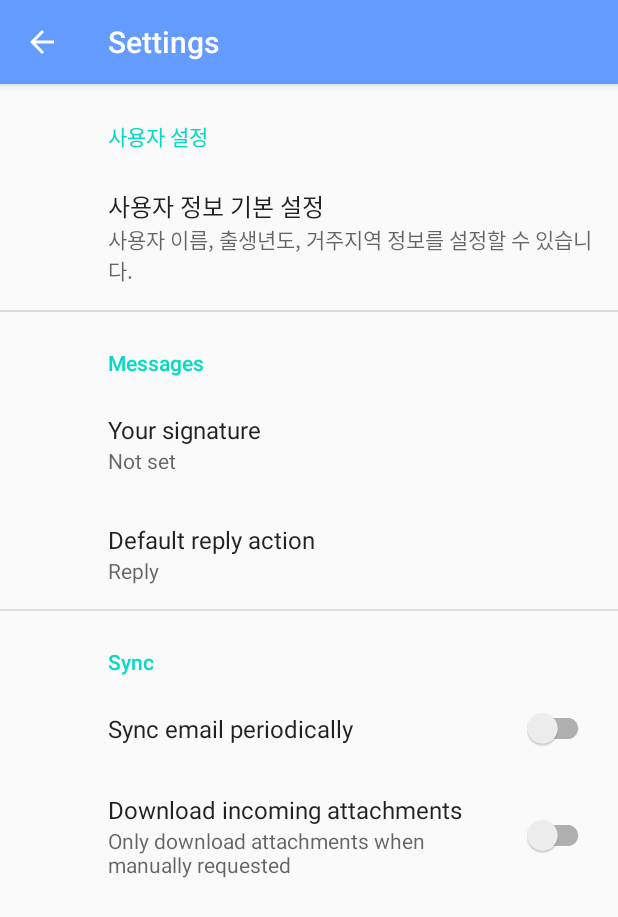
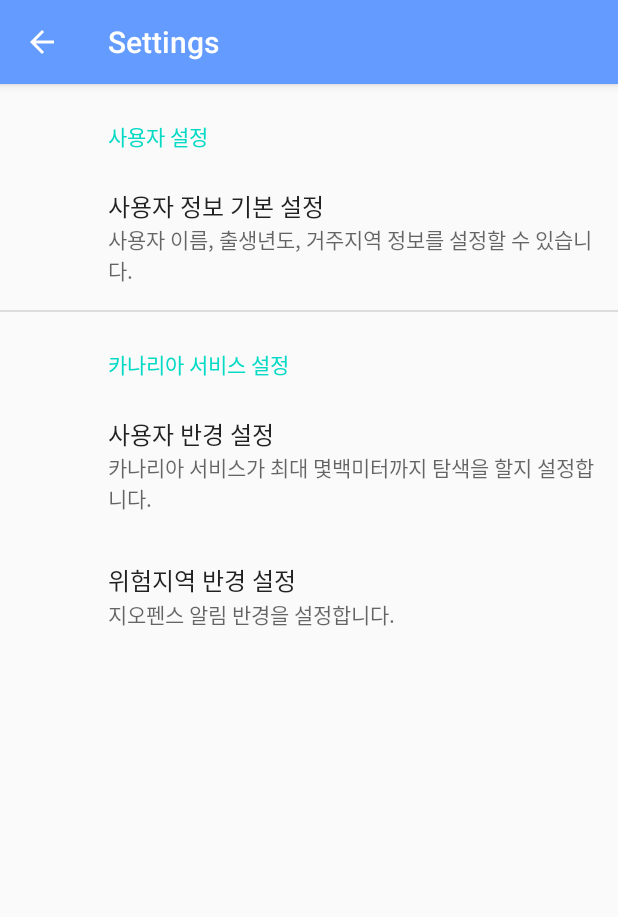
Before and after one commit to Cyaegha96/AndroidCapstone20, an Android app: the SettingsActivity screen opened directly, with no data from a screen before it, on a phone screen of 412 x 824 dp. Shown: the top 917 px of the screen. Run offline under Robolectric (Android 15) with nearby library versions, the phone set to English and light mode, and no system bars; our stand-ins replace androidx.preference.

```diff
--- a/app/src/main/java/com/example/moccaCanary/menu/map/MapFragment.java
+++ b/app/src/main/java/com/example/moccaCanary/menu/map/MapFragment.java
@@ -434,7 +434,7 @@ public class MapFragment extends Fragment
     @Override
     public void onLocationChanged(Location location) {
 
-        if(myLocation.distanceTo(location) >= 500){
+        if(myLocation.distanceTo(location) >= 300){
             if(mGoogleMap != null){ //prevent crashing if the map doesn't exist yet (eg. on starting activity)
                 Log.d(TAG,"사용자가 초기 위치보다 500m 멀어지면 갱신 갱신");
                 myLocation = location;
--- a/app/src/main/java/com/example/moccaCanary/menu/settings/SettingsActivity.java
+++ b/app/src/main/java/com/example/moccaCanary/menu/settings/SettingsActivity.java
@@ -5,6 +5,7 @@ import android.os.Bundle;
 
 import androidx.appcompat.app.ActionBar;
 import androidx.appcompat.app.AppCompatActivity;
+import androidx.preference.ListPreference;
 import androidx.preference.Preference;
 import androidx.preference.PreferenceFragmentCompat;
 
@@ -13,15 +14,21 @@ import com.example.moccaCanary.user.UserActivity;
 
 public class SettingsActivity extends AppCompatActivity {
 
+    @Override
+    public void onBackPressed() {
+        super.onBackPressed();
+    }
 
     @Override
     protected void onCreate(Bundle savedInstanceState) {
         super.onCreate(savedInstanceState);
         setContentView(R.layout.settings_activity);
+
         getSupportFragmentManager()
                 .beginTransaction()
                 .replace(R.id.settings, new SettingsFragment())
                 .commit();
+
         ActionBar actionBar = getSupportActionBar();
         if (actionBar != null) {
             actionBar.setDisplayHomeAsUpEnabled(true);
@@ -32,13 +39,27 @@ public class SettingsActivity extends AppCompatActivity {
 
     public static class SettingsFragment extends PreferenceFragmentCompat {
         Preference userSettingsPreference;
-
+        ListPreference geofencePreference;
         @Override
         public void onCreatePreferences(Bundle savedInstanceState, String rootKey) {
             setPreferencesFromResource(R.xml.root_preferences, rootKey);
 
             userSettingsPreference = (Preference) findPreference("userSettings");
             userSettingsPreference.setIntent(new Intent(getContext(),UserActivity.class));
+
+
+            geofencePreference = findPreference("geofence_radius");
+            geofencePreference.setOnPreferenceChangeListener(new Preference.OnPreferenceChangeListener() {
+                @Override
+                public boolean onPreferenceChange(Preference preference, Object newValue) {
+                    int value = (int) newValue;
+
+
+                    return false;
+                }
+            });
+
+
         }
     }
 }
--- a/app/src/main/java/com/example/moccaCanary/service/StopServiceReceiver.java
+++ b/app/src/main/java/com/example/moccaCanary/service/StopServiceReceiver.java
@@ -5,6 +5,7 @@ import android.content.Context;
 import android.content.Intent;
 
 import com.example.moccaCanary.MainActivity;
+import com.example.moccaCanary.menu.home.HomeFragment;
 
 
 public class StopServiceReceiver extends BroadcastReceiver {
@@ -15,6 +16,7 @@ public class StopServiceReceiver extends BroadcastReceiver {
         Intent service = new Intent(context, CanaryService.class);
         context.stopService(service);
 
+
         Intent activity = new Intent(context, MainActivity.class);
         activity.putExtra("sign", 2);
         context.startActivity(activity);
--- a/app/src/main/res/values/arrays.xml
+++ b/app/src/main/res/values/arrays.xml
@@ -318,13 +318,29 @@
         <item>무단횡단</item>
     </string-array>
     <!-- Reply Preference -->
-    <string-array name="reply_entries">
-        <item>Reply</item>
-        <item>Reply to all</item>
+    <string-array name="geofence_radius_entries">
+        <item>반경 30m</item>
+        <item>반경 40m</item>
+        <item>반경 50m</item>
+        <item>반경 70m</item>
     </string-array>
 
-    <string-array name="reply_values">
-        <item>reply</item>
-        <item>reply_all</item>
+    <string-array name="geofence_radius_values">
+        <item>30</item>
+        <item>40</item>
+        <item>50</item>
+        <item>70</item>
+    </string-array>
+
+    <string-array name="distanceTo_parameter_entries">
+        <item>반경 500m</item>
+        <item>반경 700m</item>
+        <item>반경 1000m</item>
+    </string-array>
+
+    <string-array name = "distanceTo_parameter_values">
+        <item>500</item>
+        <item>700</item>
+        <item>1000</item>
     </string-array>
 </resources>
--- a/app/src/main/res/values/strings.xml
+++ b/app/src/main/res/values/strings.xml
@@ -37,16 +37,16 @@
     <string name="title_activity_settings">Settings</string>
 
     <!-- Preference Titles -->
-    <string name="messages_header">Messages</string>
+    <string name="canary_header">카나리아 서비스 설정</string>
     <string name="sync_header">Sync</string>
     <string name="user_header">사용자 설정</string>
 
+
     <!-- Messages Preferences -->
-    <string name="signature_title">Your signature</string>
-    <string name="reply_title">Default reply action</string>
+    <string name="geofence_radius_title">위험지역 반경 설정</string>
+    <string name="distanceTo_parameter">사용자 반경 설정</string>
 
     <!-- Sync Preferences -->
-    <string name="sync_title">Sync email periodically</string>
     <string name="attachment_title">Download incoming attachments</string>
     <string name="attachment_summary_on">Automatically download attachments for incoming emails
     </string>
--- a/app/src/main/res/xml/root_preferences.xml
+++ b/app/src/main/res/xml/root_preferences.xml
@@ -1,46 +1,39 @@
-<PreferenceScreen xmlns:app="http://schemas.android.com/apk/res-auto"
+<PreferenceScreen
     xmlns:android="http://schemas.android.com/apk/res/android">
 
-    <PreferenceCategory app:title="@string/user_header">
+    <PreferenceCategory android:title="@string/user_header">
         <Preference
-            app:key="userSettings"
-            app:title="사용자 정보 기본 설정"
-            app:summary="사용자 이름, 출생년도, 거주지역 정보를 설정할 수 있습니다.">
+            android:key="userSettings"
+            android:title="사용자 정보 기본 설정"
+            android:summary="사용자 이름, 출생년도, 거주지역 정보를 설정할 수 있습니다.">
         <intent
             android:targetPackage="com.example.mynavigator.user"
             android:targetClass="com.example.mynavigator.user.UserActivity"/>
         </Preference>
     </PreferenceCategory>
-    <PreferenceCategory app:title="@string/messages_header">
-
-        <EditTextPreference
-            app:key="signature"
-            app:title="@string/signature_title"
-            app:useSimpleSummaryProvider="true" />
+    <PreferenceCategory android:title="@string/canary_header">
 
         <ListPreference
-            app:defaultValue="reply"
-            app:entries="@array/reply_entries"
-            app:entryValues="@array/reply_values"
-            app:key="reply"
-            app:title="@string/reply_title"
-            app:useSimpleSummaryProvider="true" />
+            android:defaultValue="500"
+            android:entries="@array/distanceTo_parameter_entries"
+            android:entryValues="@array/distanceTo_parameter_values"
+            android:key="distanceTo_parameter"
+            android:summary="카나리아 서비스가 최대 몇백미터까지 탐색을 할지 설정합니다."
+            android:title="@string/distanceTo_parameter"
+            android:showDefault = "true"
+            />
+        <ListPreference
+
+            android:defaultValue="30"
+            android:entries="@array/geofence_radius_entries"
+            android:entryValues="@array/geofence_radius_values"
+            android:key="geofence_radius"
+            android:summary="지오펜스 알림 반경을 설정합니다."
+            android:title="@string/geofence_radius_title"
+            android:showDefault = "true"/>
+
 
     </PreferenceCategory>
 
-    <PreferenceCategory app:title="@string/sync_header">
-
-        <SwitchPreferenceCompat
-            app:key="sync"
-            app:title="@string/sync_title" />
-
-        <SwitchPreferenceCompat
-            app:dependency="sync"
-            app:key="attachment"
-            app:summaryOff="@string/attachment_summary_off"
-            app:summaryOn="@string/attachment_summary_on"
-            app:title="@string/attachment_title" />
-
-    </PreferenceCategory>
 
 </PreferenceScreen>
```
Also changed, not shown: app/src/main/AndroidManifest.xml (+7 -3 lines), app/src/main/java/com/example/moccaCanary/service/CanaryService.java (+78 -22 lines), app/src/main/java/com/example/moccaCanary/service/GeofenceHelper.java (+10 -0 lines), app/src/main/java/com/example/moccaCanary/service/NotificationHelper.java (+10 -3 lines).
